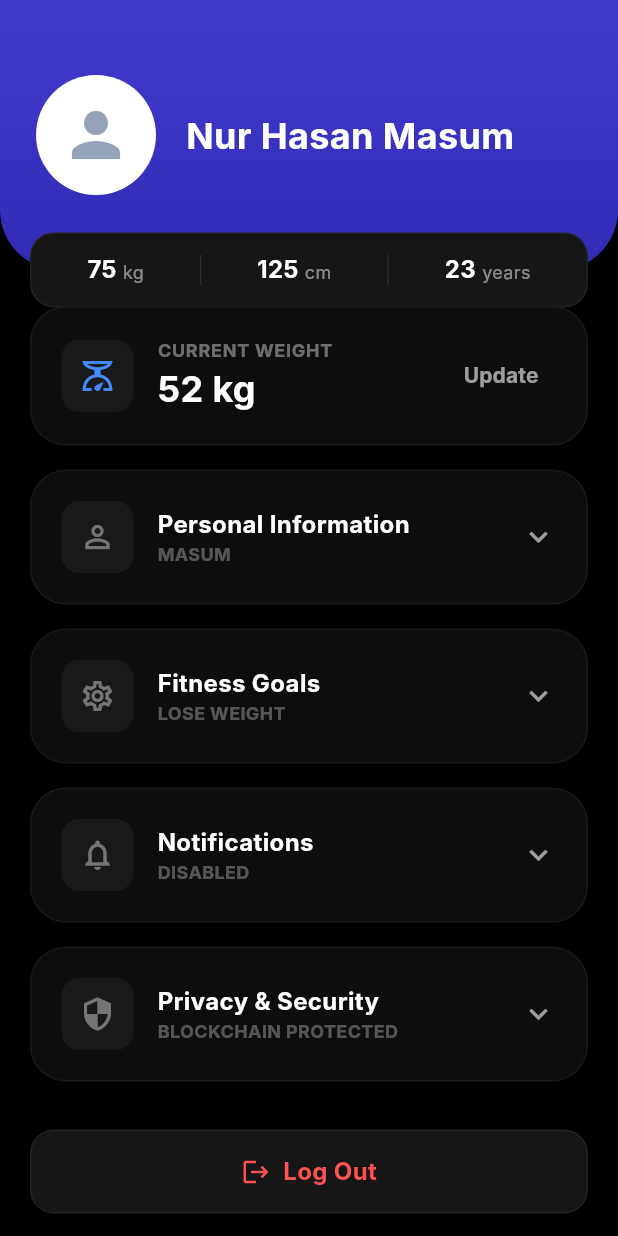
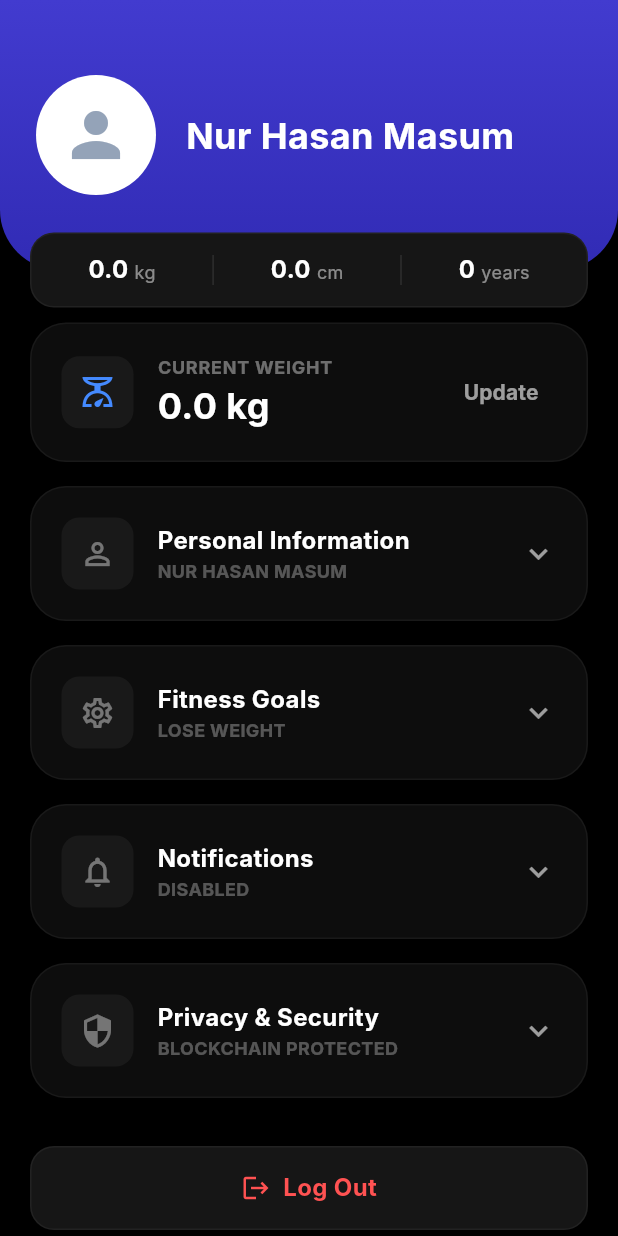
Before and after one commit to masumhasan/ramsai, a Flutter app: the ProfileScreen screen opened directly, on a phone screen of 412 x 824 dp. Run offline on Flutter 3.47's test engine with Material 3 defaults, Android fonts, the phone set to English and light mode, and no system bars; our stand-ins replace flutter_svg; Roboto replaces fonts that are missing (Inter).

Commit message:
edited app settings

```diff
--- a/lib/core/app_settings.dart
+++ b/lib/core/app_settings.dart
@@ -3,5 +3,16 @@
   factory AppSettings() => _instance;
   AppSettings._internal();
 
+  String? userName = 'Nur Hasan Masum';
+  int? age;
+  String? gender;
+  double? height;
+  double? currentWeight;
+  String? goal;
+  String? activityLevel;
+  int workoutDays = 3;
+  String? dietPreference;
+  double? targetWeight;
+  String? timezone;
   String weekStartDay = 'Monday';
 }
--- a/lib/features/profile/screens/profile_screen.dart
+++ b/lib/features/profile/screens/profile_screen.dart
@@ -1,5 +1,6 @@
 import 'package:flutter/material.dart';
 import '../../../core/theme/app_colors.dart';
+import '../../../core/app_settings.dart';
 
 class ProfileScreen extends StatefulWidget {
   const ProfileScreen({super.key});
@@ -11,13 +12,25 @@
 class _ProfileScreenState extends State<ProfileScreen> {
   int? _expandedIndex;
   bool _isEditingWeight = false;
+  late final AppSettings _settings;
 
   // Controllers
-  final TextEditingController _nameController = TextEditingController(text: 'masum');
-  final TextEditingController _ageController = TextEditingController(text: '25');
-  final TextEditingController _heightController = TextEditingController(text: '175');
-  final TextEditingController _targetWeightController = TextEditingController(text: '75');
-  final TextEditingController _currentWeightController = TextEditingController(text: '52.2');
+  late final TextEditingController _nameController;
+  late final TextEditingController _ageController;
+  late final TextEditingController _heightController;
+  late final TextEditingController _targetWeightController;
+  late final TextEditingController _currentWeightController;
+
+  @override
+  void initState() {
+    super.initState();
+    _settings = AppSettings();
+    _nameController = TextEditingController(text: _settings.userName ?? '');
+    _ageController = TextEditingController(text: _settings.age?.toString() ?? '');
+    _heightController = TextEditingController(text: _settings.height?.toString() ?? '');
+    _targetWeightController = TextEditingController(text: _settings.targetWeight?.toString() ?? '');
+    _currentWeightController = TextEditingController(text: _settings.currentWeight?.toString() ?? '');
+  }
 
   @override
   void dispose() {
@@ -38,7 +51,7 @@
           children: [
             _buildProfileHeader(),
             Padding(
-              padding: const EdgeInsets.symmetric(horizontal: 20, vertical: 24),
+              padding: const EdgeInsets.fromLTRB(20, 35, 20, 24),
               child: Column(
                 children: [
                   _buildWeightCard(),
@@ -91,9 +104,9 @@
                     child: const Icon(Icons.person, color: Color(0xFF94A3B8), size: 48),
                   ),
                   const SizedBox(width: 20),
-                  const Text(
-                    'Nur Hasan Masum',
-                    style: TextStyle(
+                  Text(
+                    _settings.userName ?? 'User',
+                    style: const TextStyle(
                       color: Colors.white,
                       fontSize: 24,
                       fontWeight: FontWeight.bold,
@@ -118,11 +131,11 @@
             child: Row(
               mainAxisAlignment: MainAxisAlignment.spaceEvenly,
               children: [
-                _buildQuickStat('75', 'kg'),
+                _buildQuickStat('${_settings.currentWeight ?? 0}', 'kg'),
                 _buildStatDivider(),
-                _buildQuickStat('125', 'cm'),
+                _buildQuickStat('${_settings.height ?? 0}', 'cm'),
                 _buildStatDivider(),
-                _buildQuickStat('23', 'years'),
+                _buildQuickStat('${_settings.age ?? 0}', 'years'),
               ],
             ),
           ),
@@ -185,15 +198,25 @@
                           letterSpacing: 0.5,
                         ),
                       ),
-                    const Text(
-                      '52 kg',
-                      style: TextStyle(color: Colors.white, fontSize: 24, fontWeight: FontWeight.bold),
+                      Text(
+                        '${_settings.currentWeight ?? 0} kg',
+                        style: const TextStyle(color: Colors.white, fontSize: 24, fontWeight: FontWeight.bold),
                       ),
                   ],
                 ),
               ),
               TextButton(
-                onPressed: () => setState(() => _isEditingWeight = !_isEditingWeight),
+                onPressed: () {
+                  if (_isEditingWeight) {
+                    // Update settings when saving
+                    setState(() {
+                      _settings.currentWeight = double.tryParse(_currentWeightController.text) ?? _settings.currentWeight;
+                      _isEditingWeight = false;
+                    });
+                  } else {
+                    setState(() => _isEditingWeight = true);
+                  }
+                },
                 child: Text(
                   _isEditingWeight ? 'Cancel' : 'Update',
                   style: TextStyle(
@@ -230,7 +253,10 @@
               height: 56,
               child: ElevatedButton(
                 onPressed: () {
-                  setState(() => _isEditingWeight = false);
+                  setState(() {
+                    _settings.currentWeight = double.tryParse(_currentWeightController.text) ?? _settings.currentWeight;
+                    _isEditingWeight = false;
+                  });
                 },
                 style: ElevatedButton.styleFrom(
                   backgroundColor: Colors.white,
@@ -355,7 +381,14 @@
             ],
           ),
           const SizedBox(height: 24),
-          _buildDoneButton(),
+          _buildDoneButton(onPressed: () {
+            setState(() {
+              _settings.userName = _nameController.text;
+              _settings.age = int.tryParse(_ageController.text) ?? _settings.age;
+              _settings.height = double.tryParse(_heightController.text) ?? _settings.height;
+              _expandedIndex = null;
+            });
+          }),
         ],
       ),
     );
@@ -366,19 +399,24 @@
       index: 1,
       icon: Icons.settings_outlined,
       title: 'Fitness Goals',
-      subtitle: 'LOSE WEIGHT',
+      subtitle: (_settings.goal ?? 'LOSE WEIGHT').toUpperCase(),
       child: Column(
         crossAxisAlignment: CrossAxisAlignment.start,
         children: [
           const Divider(color: Colors.white10),
           const SizedBox(height: 16),
           _buildInputLabel('PRIMARY GOAL'),
-          _buildTextField(TextEditingController(text: 'Lose Weight')),
+          _buildTextField(TextEditingController(text: _settings.goal ?? 'Lose Weight')),
           const SizedBox(height: 16),
           _buildInputLabel('TARGET WEIGHT (KG)'),
           _buildTextField(_targetWeightController),
           const SizedBox(height: 24),
-          _buildDoneButton(),
+          _buildDoneButton(onPressed: () {
+            setState(() {
+              _settings.targetWeight = double.tryParse(_targetWeightController.text) ?? _settings.targetWeight;
+              _expandedIndex = null;
+            });
+          }),
         ],
       ),
     );
@@ -453,12 +491,12 @@
     );
   }
 
-  Widget _buildDoneButton() {
+  Widget _buildDoneButton({VoidCallback? onPressed}) {
     return SizedBox(
       width: double.infinity,
       height: 56,
       child: ElevatedButton(
-        onPressed: () => setState(() => _expandedIndex = null),
+        onPressed: onPressed ?? () => setState(() => _expandedIndex = null),
         style: ElevatedButton.styleFrom(
           backgroundColor: const Color(0xFF161616),
           foregroundColor: Colors.white,
```
Also changed, not shown: lib/features/home/controllers/home_controller.dart (+4 -3 lines), lib/screens/onboarding/onboarding_flow_screen.dart (+12 -1 lines). Lines whose indentation alone changed are shown as unchanged.
